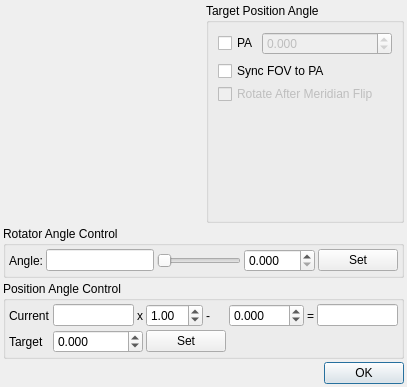
The window that kstars/ekos/capture/rotatorsettings.ui (KDE/kstars) describes before a commit, drawn with Qt 5.
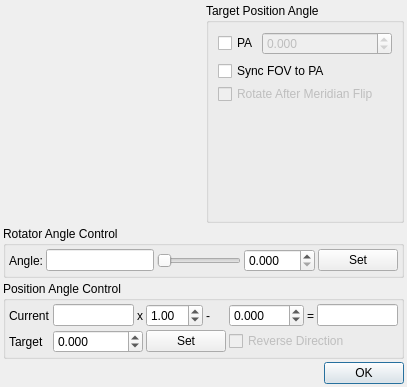
The same window after the commit. Custom widgets are drawn as their Qt base class.

Commit message: Add reverse rotator in the GUI

Diff of the .ui file:
```diff
--- a/kstars/ekos/capture/rotatorsettings.ui
+++ b/kstars/ekos/capture/rotatorsettings.ui
@@ -392,6 +392,19 @@
         </property>
        </widget>
       </item>
+      <item row="1" column="5" colspan="3">
+       <widget class="QCheckBox" name="ReverseDirectionCheck">
+        <property name="enabled">
+         <bool>false</bool>
+        </property>
+        <property name="toolTip">
+         <string>Reverse rotator direction</string>
+        </property>
+        <property name="text">
+         <string>Reverse Direction</string>
+        </property>
+       </widget>
+      </item>
      </layout>
     </widget>
    </item>
```
The commit also changes 9 other files.
